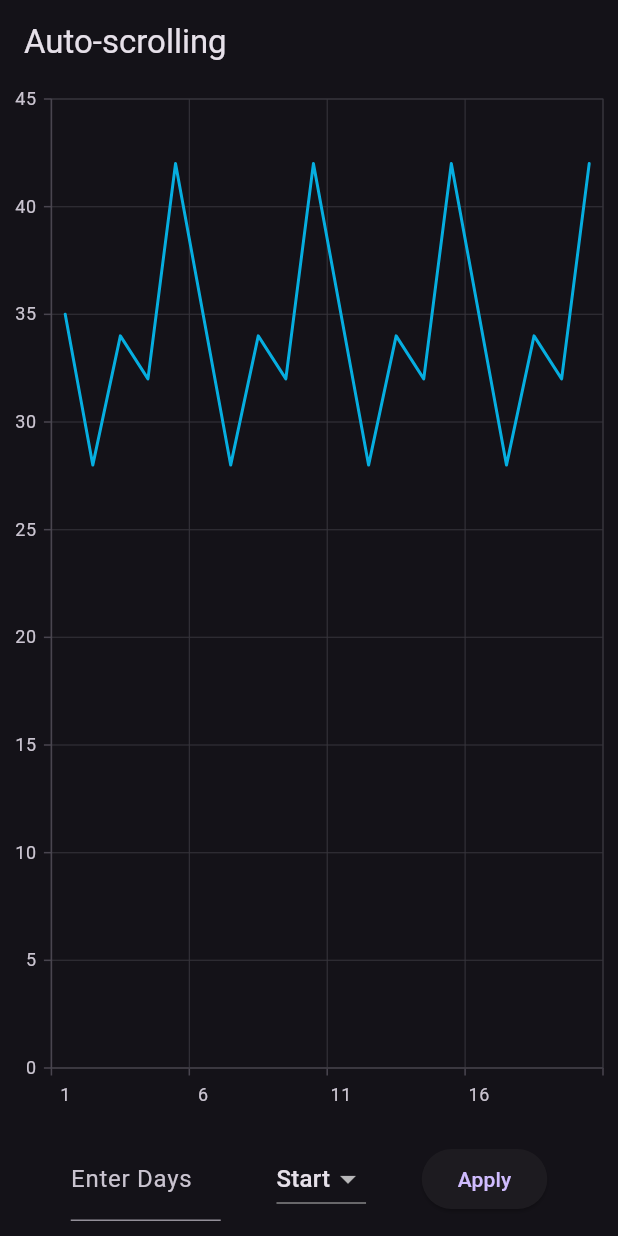
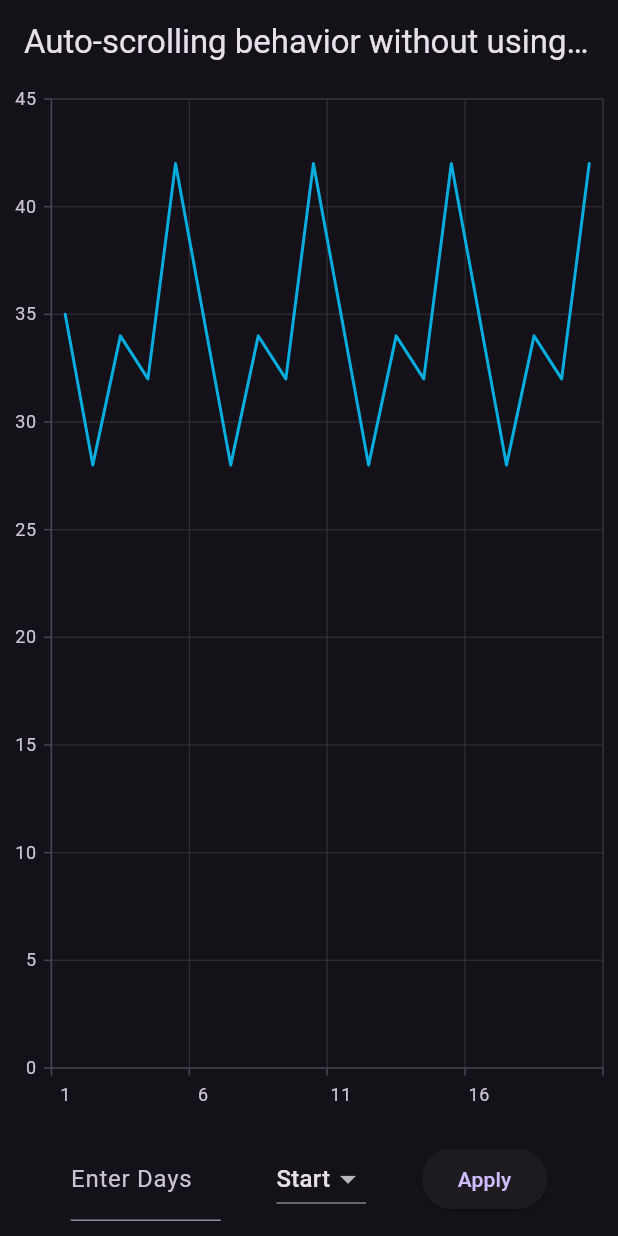
Before and after one commit to SyncfusionExamples/flutter_chart_custom_auto_scrolling_behavior_without_using_auto_scrolling_delta, a Flutter app: the screen it shows after launch, after a tap on "Apply", on a phone screen of 412 x 824 dp. Run offline on Flutter 3.47's test engine with Material 3 defaults, Android fonts, the phone set to English and light mode, and no system bars; our stand-ins replace syncfusion_flutter_charts.

Commit message:
FLUT-910020-[others][flutter]: Changed sample

```diff
--- a/lib/main.dart
+++ b/lib/main.dart
@@ -21,14 +21,19 @@ class AutoScrolling extends StatefulWidget {
 
 class _AutoScrollingState extends State<AutoScrolling> {
   DateTimeCategoryAxisController? _xAxisRenderer;
+  late List<ChartData> chartData;
 
-  final ZoomPanBehavior _zoomPanBehavior = ZoomPanBehavior(
-    enablePinching: true,
-    enableMouseWheelZooming: true,
-    enablePanning: true,
-  );
+  String dropdownValue = 'Start';
+  final TextEditingController _textController = TextEditingController();
 
-  final List<ChartData> chartData = [
+  @override
+  void initState() {
+    super.initState();
+    _initializeChartData();
+  }
+
+  void _initializeChartData() {
+    chartData = [
       ChartData(DateTime(2023, 01, 01), 35),
       ChartData(DateTime(2023, 01, 02), 28),
       ChartData(DateTime(2023, 01, 03), 34),
@@ -50,21 +55,19 @@ class _AutoScrollingState extends State<AutoScrolling> {
       ChartData(DateTime(2023, 01, 19), 32),
       ChartData(DateTime(2023, 01, 20), 42),
     ];
-
-  String dropdownValue = 'Start';
-  final TextEditingController _textController = TextEditingController();
+  }
 
   @override
   Widget build(BuildContext context) {
     return Scaffold(
       appBar: AppBar(
-        title: const Text('Auto-scrolling'),
+        title: const Text(
+            'Auto-scrolling behavior without using the autoScrollingDelta property in Flutter Chart'),
       ),
       body: Column(
         children: <Widget>[
           Expanded(
             child: SfCartesianChart(
-              zoomPanBehavior: _zoomPanBehavior,
               primaryXAxis: DateTimeCategoryAxis(
                 dateFormat: DateFormat.d(),
                 onRendererCreated: (DateTimeCategoryAxisController controller) {
@@ -88,8 +91,20 @@ class _AutoScrollingState extends State<AutoScrolling> {
             child: Row(
               mainAxisAlignment: MainAxisAlignment.spaceEvenly,
               children: [
+                _buildTextField(),
+                _buildDropdown(),
+                _buildApplyButton(),
+              ],
+            ),
+          ),
+        ],
+      ),
+    );
+  }
+
   // Text input for the number of days
-                SizedBox(
+  Widget _buildTextField() {
+    return SizedBox(
       width: 100,
       child: TextField(
         controller: _textController,
@@ -98,10 +113,12 @@ class _AutoScrollingState extends State<AutoScrolling> {
           labelText: 'Enter Days',
         ),
       ),
-                ),
+    );
+  }
 
   // Dropdown to select Start or End
-                DropdownButton<String>(
+  Widget _buildDropdown() {
+    return DropdownButton<String>(
       value: dropdownValue,
       onChanged: (String? newValue) {
         setState(() {
@@ -115,10 +132,12 @@ class _AutoScrollingState extends State<AutoScrolling> {
           child: Text(value),
         );
       }).toList(),
-                ),
+    );
+  }
 
   // Button to apply the range
-                ElevatedButton(
+  Widget _buildApplyButton() {
+    return ElevatedButton(
       onPressed: () {
         int days = int.tryParse(_textController.text) ?? 1;
         days = days.clamp(1, chartData.length);
@@ -126,19 +145,12 @@ class _AutoScrollingState extends State<AutoScrolling> {
           _xAxisRenderer?.visibleMinimum = chartData[0].x;
           _xAxisRenderer?.visibleMaximum = chartData[days - 1].x;
         } else {
-                      _xAxisRenderer?.visibleMinimum =
-                          chartData[chartData.length - days].x;
+          _xAxisRenderer?.visibleMinimum = chartData[chartData.length - days].x;
 
           _xAxisRenderer?.visibleMaximum = chartData.last.x;
         }
       },
       child: const Text('Apply'),
-                ),
-              ],
-            ),
-          ),
-        ],
-      ),
     );
   }
 }
```
Lines whose indentation alone changed are shown as unchanged.
